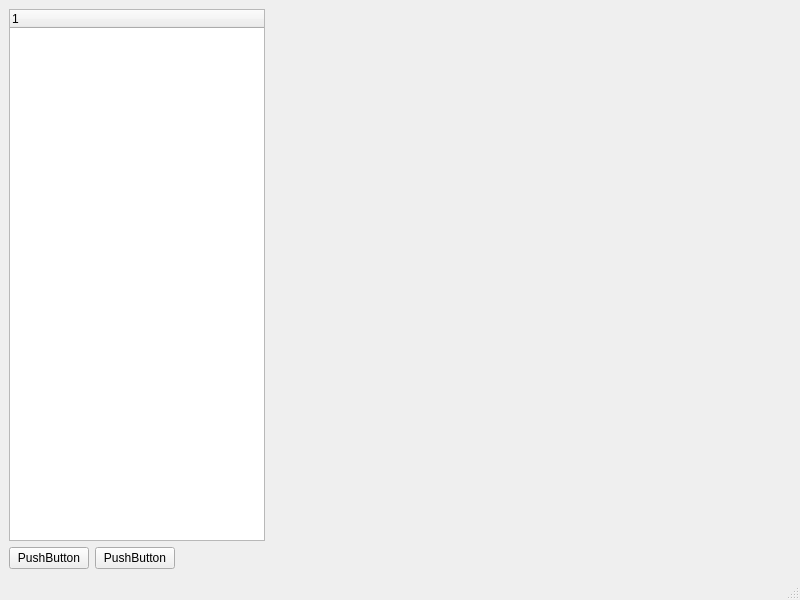
Joel-Ch/2023_20458561, file Worksheets/6/ProjectName/mainwindow.ui: the form before one commit.
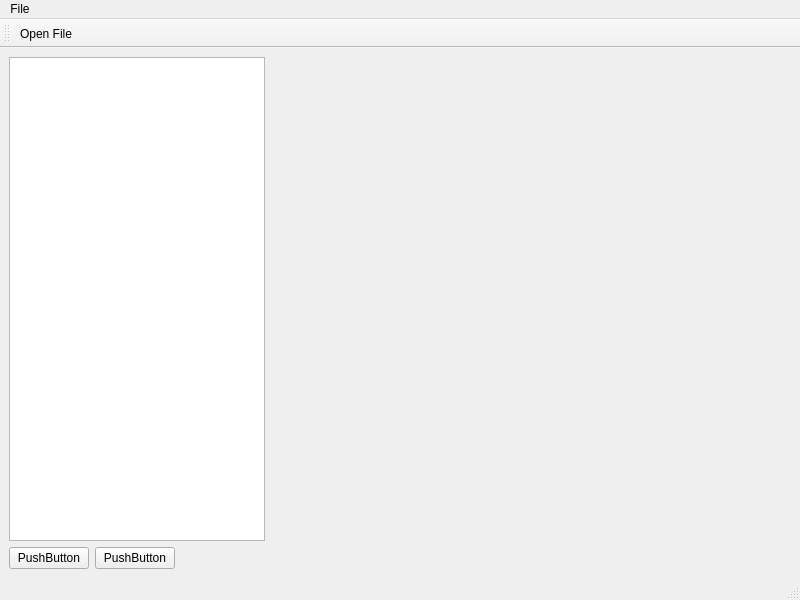
The form after the commit.

Commit message: Qt treeView and toolbar working

Patch:
```diff
--- a/Worksheets/6/ProjectName/mainwindow.ui
+++ b/Worksheets/6/ProjectName/mainwindow.ui
@@ -18,18 +18,13 @@
     <item>
      <layout class="QHBoxLayout" name="horizontalLayout">
       <item>
-       <widget class="QTreeWidget" name="treeWidget">
+       <widget class="QTreeView" name="treeView">
         <property name="sizePolicy">
          <sizepolicy hsizetype="Fixed" vsizetype="Expanding">
           <horstretch>0</horstretch>
           <verstretch>0</verstretch>
          </sizepolicy>
         </property>
-        <column>
-         <property name="text">
-          <string notr="true">1</string>
-         </property>
-        </column>
        </widget>
       </item>
       <item>
@@ -86,8 +81,35 @@
      <height>25</height>
     </rect>
    </property>
+   <widget class="QMenu" name="menuFile">
+    <property name="title">
+     <string>File</string>
+    </property>
+    <addaction name="actionOpen_File"/>
+   </widget>
+   <addaction name="menuFile"/>
   </widget>
   <widget class="QStatusBar" name="statusbar"/>
+  <widget class="QToolBar" name="toolBar">
+   <property name="windowTitle">
+    <string>toolBar</string>
+   </property>
+   <attribute name="toolBarArea">
+    <enum>TopToolBarArea</enum>
+   </attribute>
+   <attribute name="toolBarBreak">
+    <bool>false</bool>
+   </attribute>
+   <addaction name="actionOpen_File"/>
+  </widget>
+  <action name="actionOpen_File">
+   <property name="text">
+    <string>Open File</string>
+   </property>
+   <property name="menuRole">
+    <enum>QAction::NoRole</enum>
+   </property>
+  </action>
  </widget>
  <resources/>
  <connections/>
```
The commit also changes 7 other files.
